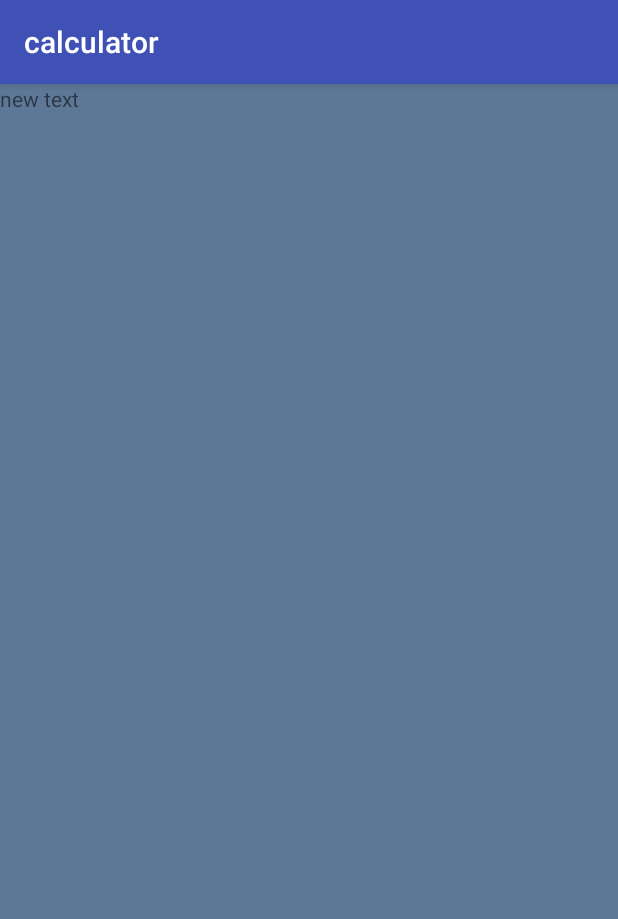
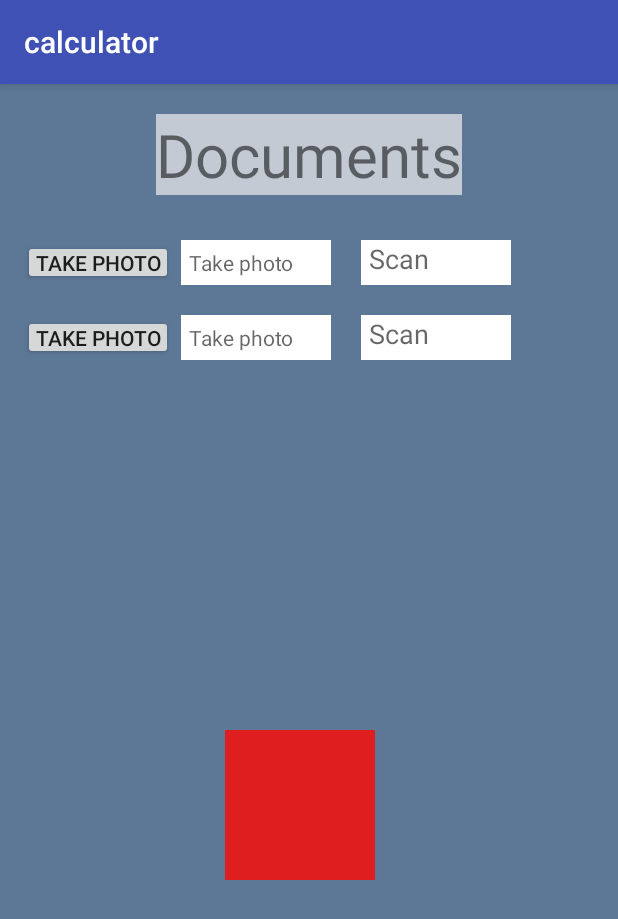
Before and after one commit to ameidar/calculator-1, an Android app: the screen it shows after launch (MainActivity), on a phone screen of 412 x 824 dp. Shown: the top 919 px of the screen. Run offline under Robolectric (Android 15) with nearby library versions, the phone set to English and light mode, and no system bars.

Commit message:
new Textview

```diff
--- a/app/build.gradle
+++ b/app/build.gradle
@@ -1,11 +1,11 @@
 apply plugin: 'com.android.application'
 
 android {
-    compileSdkVersion 28
+    compileSdkVersion 27
     defaultConfig {
         applicationId "com.example.ami.calculator"
         minSdkVersion 15
-        targetSdkVersion 28
+        targetSdkVersion 27
         versionCode 1
         versionName "1.0"
         testInstrumentationRunner "android.support.test.runner.AndroidJUnitRunner"
@@ -20,7 +20,7 @@ android {
 
 dependencies {
     implementation fileTree(dir: 'libs', include: ['*.jar'])
-    implementation 'com.android.support:appcompat-v7:28.0.0-alpha3'
+    implementation 'com.android.support:appcompat-v7:27.1.1'
     implementation 'com.android.support.constraint:constraint-layout:1.1.2'
     testImplementation 'junit:junit:4.12'
     androidTestImplementation 'com.android.support.test:runner:1.0.2'
--- a/app/src/main/java/com/example/ami/calculator/MainActivity.java
+++ b/app/src/main/java/com/example/ami/calculator/MainActivity.java
@@ -1,17 +1,80 @@
 package com.example.ami.calculator;
 
+import android.content.Intent;
+import android.net.Uri;
+import android.provider.MediaStore;
 import android.support.v7.app.AppCompatActivity;
 import android.os.Bundle;
+import android.view.View;
+import android.view.View.OnClickListener;
+import android.widget.Button;
+import android.widget.EditText;
+import android.widget.ImageView;
 import android.widget.TextView;
+import android.widget.Toast;
 
 public class MainActivity extends AppCompatActivity {
 
     TextView tv ;
+    EditText et1 ;
+    ImageView iv ;
+    Button b1;
+    public static final int PICK_IMAGE = 100;
+    Uri imageUri ;
+
     @Override
     protected void onCreate(Bundle savedInstanceState) {
         super.onCreate(savedInstanceState);
         setContentView(R.layout.activity_main);
-        tv = findViewById(R.id.tv);
-        tv.setText("new text");
+        et1 = findViewById(R.id.et1);
+        iv = findViewById(R.id.iv1);
+        b1 = (Button)findViewById(R.id.b);
+
+        b1.setOnClickListener(new OnClickListener() {
+            @Override
+            public void onClick(View view) {
+                openGallery();
+
+
+            }
+        });
     }
+
+    private void openGallery()
+    {
+        Intent gallery = new Intent(Intent.ACTION_PICK, MediaStore.Images.Media.INTERNAL_CONTENT_URI);
+        startActivityForResult(gallery,PICK_IMAGE);
+
+    }
+
+    @Override
+    protected void onActivityResult(int request, int resultCode,Intent data)
+    {
+        super.onActivityResult(request,resultCode,data);
+        if (resultCode ==RESULT_OK && request == PICK_IMAGE)
+            imageUri = data.getData();
+            iv.setImageURI(imageUri);
+
+
+    }
+
+
+   /* public void b1(View view) {
+        et1.setText("111");
+
+        Intent intent = new Intent();
+        intent.setType("image/*");
+        intent.setAction(Intent.ACTION_GET_CONTENT);
+        startActivityForResult(Intent.createChooser(intent, "Select Picture"), PICK_IMAGE);
+
+    }
+
+    @Override
+    public void onActivityResult(int requestCode, int resultCode, Intent data)
+    {
+        if (requestCode == PICK_IMAGE) {
+            //TODO: action
+            Toast.makeText(this, "Test", Toast.LENGTH_LONG).show();
+        }
+    }*/
 }
--- a/app/src/main/res/layout/activity_main.xml
+++ b/app/src/main/res/layout/activity_main.xml
@@ -5,17 +5,96 @@
     android:layout_width="match_parent"
     android:layout_height="match_parent"
     android:background="#5d7796"
-    android:orientation="horizontal"
+    android:orientation="vertical"
     tools:context=".MainActivity">
 
     <TextView
         android:layout_width="wrap_content"
         android:layout_height="wrap_content"
-        android:text="Hello World!"
-        android:id="@+id/tv"
-        app:layout_constraintBottom_toBottomOf="parent"
-        app:layout_constraintLeft_toLeftOf="parent"
-        app:layout_constraintRight_toRightOf="parent"
-        app:layout_constraintTop_toTopOf="parent" />
+        android:layout_gravity="center"
+        android:layout_margin="20dp"
+        android:background="#aaf7f3f3"
+        android:text="Documents"
+        android:textSize="40dp" />
+    <LinearLayout
+        android:layout_width="wrap_content"
+        android:layout_height="wrap_content"
+        android:orientation="horizontal"
+        android:padding="10dp">
+        <Button
+            android:layout_width="100dp"
+            android:layout_height="30dp"
+            android:layout_gravity="start"
+            android:layout_marginLeft="5dp"
+            android:padding="5dp"
+            android:text="Take Photo"/>
+
+        <TextView
+            android:layout_width="100dp"
+            android:layout_height="30dp"
+            android:hint="Take photo"
+            android:layout_marginLeft="5dp"
+            android:padding="5dp"
+            android:background="#ffffff"/>
+
+        <EditText
+            android:layout_width="100dp"
+            android:layout_height="30dp"
+            android:layout_gravity="left"
+            android:hint="Scan"
+            android:layout_marginLeft="20dp"
+            android:padding="5dp"
+            android:id="@+id/et1"
+            android:background="#ffffff"/>
+    </LinearLayout>
+
+    <LinearLayout
+        android:layout_width="wrap_content"
+        android:layout_height="wrap_content"
+        android:orientation="horizontal"
+        android:padding="10dp">
+        <Button
+            android:layout_width="100dp"
+            android:layout_height="30dp"
+            android:layout_gravity="start"
+            android:layout_marginLeft="5dp"
+            android:padding="5dp"
+            android:onClick="b1"
+            android:id="@+id/b"
+            android:text="Take Photo"/>
+        <TextView
+            android:layout_width="100dp"
+            android:layout_height="30dp"
+            android:layout_gravity="left"
+            android:hint="Take photo"
+            android:layout_marginLeft="5dp"
+            android:padding="5dp"
+            android:background="#ffffff"/>
+
+        <EditText
+            android:layout_width="100dp"
+            android:layout_height="30dp"
+            android:layout_gravity="left"
+            android:hint="Scan"
+            android:layout_marginLeft="20dp"
+            android:padding="5dp"
+            android:background="#ffffff"/>
+    </LinearLayout>
+    <LinearLayout
+        android:layout_width="match_parent"
+        android:layout_height="match_parent"
+        android:orientation="horizontal"
+        android:layout_gravity="center"
+        android:layout_margin="50dp">
+
+    <ImageView android:layout_height="100dp"
+        android:layout_width="100dp"
+        android:layout_gravity="center"
+        android:layout_margin="100dp"
+        android:id="@+id/iv1"
+        android:padding="5dp"
+        android:background="#df1f1f"
+        />
+    </LinearLayout>
 
 </LinearLayout>
```
